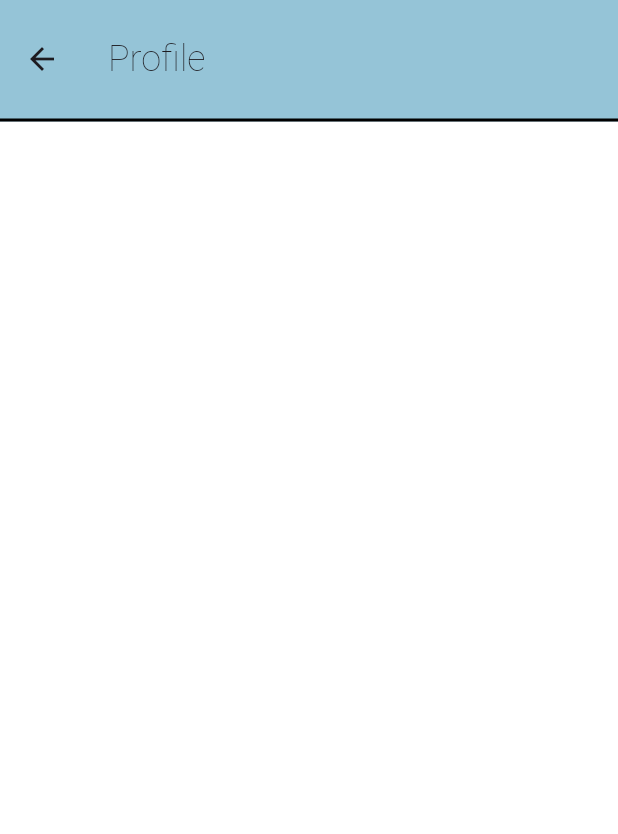
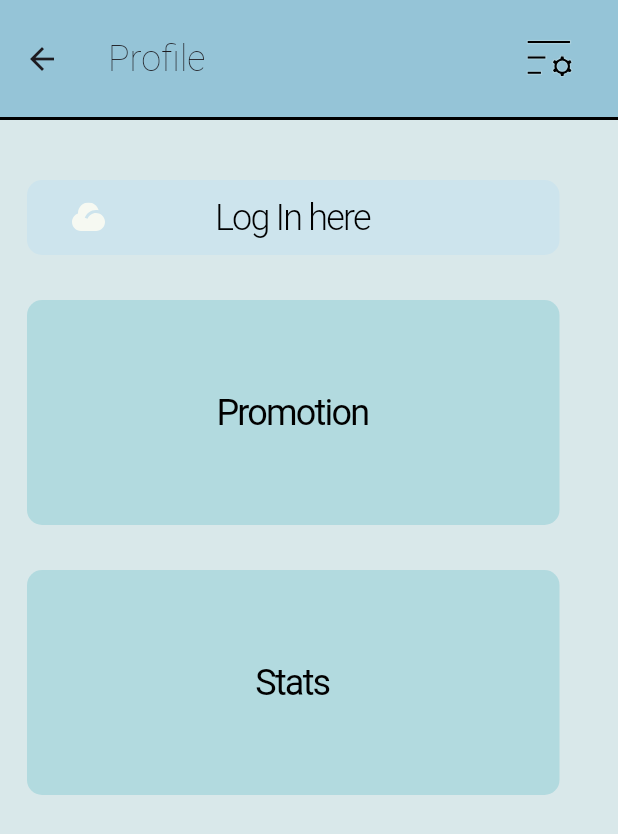
Before and after one commit to euginekardash/mood_app_flutter, a Flutter app: the ProfileScreen screen opened by its route, on a phone screen of 412 x 824 dp. Shown: the top 834 px of the screen. Run offline on Flutter 3.47's test engine with Material 3 defaults, Android fonts, the phone set to English and light mode, and no system bars; our stand-ins replace connectivity_plus, equatable, flutter_bloc, flutter_local_notifications, flutter_svg, go_router and 1 more; missing offline and left inert: status_bar_control.

```diff
--- a/lib/bloc/settings/settings_event.dart
+++ b/lib/bloc/settings/settings_event.dart
@@ -36,6 +36,13 @@ class SelectAppTheme extends SettingsEvent {
   List<Object> get props => [appTheme];
 }
 
+class ToggleTheme extends SettingsEvent {
+  const ToggleTheme();
+
+  @override
+  List<Object> get props => [];
+}
+
 class ScaleUpFontSize extends SettingsEvent {
   const ScaleUpFontSize();
 
--- a/lib/main.dart
+++ b/lib/main.dart
@@ -9,6 +9,7 @@ import 'package:mood_app1/bloc/settings/settings_bloc.dart';
 import 'package:mood_app1/initialise_app.dart';
 import 'package:mood_app1/screens/home_screen/home_screen.dart';
 import 'package:mood_app1/screens/profile_screen/profile_screen.dart';
+import 'package:mood_app1/screens/settings_screen/settings_screen.dart';
 import 'package:mood_app1/themes/dark_theme.dart';
 import 'package:mood_app1/themes/light_theme.dart';
 import 'package:status_bar_control/status_bar_control.dart';
@@ -43,12 +44,17 @@ final GoRouter _router = GoRouter(
       path: '/',
       builder: (BuildContext context, GoRouterState state) =>
           const HomeScreen(),
-      routes: <RouteBase>[
+      routes: [
         GoRoute(
           path: 'profile',
           builder: (BuildContext context, GoRouterState state) {
             return const ProfileScreen();
           },
+          routes: [
+            GoRoute(path: 'settings', builder: (BuildContext context, GoRouterState state){
+              return const SettingsScreen();
+            })
+          ]
         ),
       ],
     ),
--- a/lib/screens/profile_screen/profile_screen.dart
+++ b/lib/screens/profile_screen/profile_screen.dart
@@ -1,4 +1,8 @@
 import 'package:flutter/material.dart';
+import 'package:flutter_svg/svg.dart';
+import 'package:go_router/go_router.dart';
+import 'package:mood_app1/gen/assets.gen.dart';
+import 'package:mood_app1/screens/profile_screen/widgets/login_container.dart';
 
 class ProfileScreen extends StatelessWidget {
   const ProfileScreen({super.key});
@@ -6,6 +10,7 @@ class ProfileScreen extends StatelessWidget {
   @override
   Widget build(BuildContext context) {
     return Scaffold(
+      backgroundColor: Theme.of(context).scaffoldBackgroundColor,
       appBar: AppBar(
         backgroundColor: Theme.of(context).primaryColorDark,
         toolbarHeight: 80,
@@ -13,15 +18,53 @@ class ProfileScreen extends StatelessWidget {
           'Profile',
           style: TextStyle(fontSize: 24, fontWeight: FontWeight.w200),
         ),
+        actions: [
+          Padding(
+            padding: EdgeInsets.only(right: 30),
+            child: InkWell(
+                onTap: () => context.go('/profile/settings'), child: SvgPicture.asset(Assets.icons.settings)),
+          )
+        ],
         bottom: PreferredSize(
-          preferredSize: const Size.fromHeight(1.0), // Height of the divider
+          preferredSize: Size.zero ,
           child: Container(
-            color: Colors.black, // Divider color
-            height: 2.0, // Thickness of the divider
+            color: Colors.black,
+            height: 2.0,
           ),
         ),
       ),
-      body: Container(),
+      body: Padding(
+        padding: const EdgeInsets.symmetric(horizontal: 18.0),
+        child: Column(
+          spacing: 30,
+          children: [
+            const SizedBox(
+              height: 10,
+            ),
+            LoginConatiner(),
+            Container(
+              height: 150,
+              width: 355,
+              decoration: BoxDecoration(
+                  color: Theme.of(context).primaryColor,
+                  borderRadius: BorderRadius.circular(10)),
+              child: Center(
+                child: Text('Promotion'),
+              ),
+            ),
+            Container(
+              height: 150,
+              width: 355,
+              decoration: BoxDecoration(
+                  color: Theme.of(context).primaryColor,
+                  borderRadius: BorderRadius.circular(10)),
+              child: Center(
+                child: Text('Stats'),
+              ),
+            )
+          ],
+        ),
+      ),
     );
   }
 }
--- /dev/null
+++ b/lib/screens/profile_screen/widgets/login_container.dart
@@ -0,0 +1,35 @@
+import 'package:flutter/material.dart';
+import 'package:flutter_svg/svg.dart';
+import 'package:mood_app1/gen/assets.gen.dart';
+
+class LoginConatiner extends StatelessWidget {
+  const LoginConatiner({
+    super.key,
+  });
+
+  @override
+  Widget build(BuildContext context) {
+    return InkWell(
+      onTap: () {},
+      child: Container(
+          height: 50,
+          width: 355,
+          decoration: BoxDecoration(
+              color: Theme.of(context).hintColor,
+              borderRadius: BorderRadius.circular(10)),
+          child: Stack(
+            children: [
+              Padding(
+                padding: const EdgeInsets.symmetric(vertical: 15, horizontal: 30),
+                child: SvgPicture.asset(Assets.icons.login),
+              ),
+              Center(
+                  child: Text(
+                'Log In here',
+                style: TextStyle(fontSize: 24, fontWeight: FontWeight.w300),
+              )),
+            ],
+          )),
+    );
+  }
+}
--- a/lib/themes/light_theme.dart
+++ b/lib/themes/light_theme.dart
@@ -2,13 +2,11 @@ import 'package:flutter/material.dart';
 
 final lightTheme = ThemeData(
   useMaterial3: true,
-  scaffoldBackgroundColor: Colors.white,
+  scaffoldBackgroundColor: Color.fromRGBO(217, 232, 234, 1),
   brightness: Brightness.light,
   primaryColor: const Color.fromRGBO(178, 218, 223, 1),
   primaryColorDark: const Color.fromRGBO(149, 196, 215, 1),
-  cardColor: const Color.fromRGBO(164, 179, 196, 1),
-  hintColor: const Color.fromRGBO(232, 243, 249, 1),
-  highlightColor: const Color.fromRGBO(58, 148, 231, 0.1),
+  hintColor: const Color.fromRGBO(205, 228, 237, 1),
   bottomAppBarTheme: const BottomAppBarTheme(
     color: Color.fromRGBO(191, 220, 251, 1),
   ),
```
Also changed, not shown: lib/bloc/settings/settings_bloc.dart (+16 -0 lines), lib/bloc/settings/settings_state.dart (+14 -6 lines), lib/gen/assets.gen.dart (+7 -1 lines), lib/screens/settings_screen/settings_screen.dart (added, +71 -0 lines), assets/icons/login.svg (added), assets/icons/settings.svg (added).
